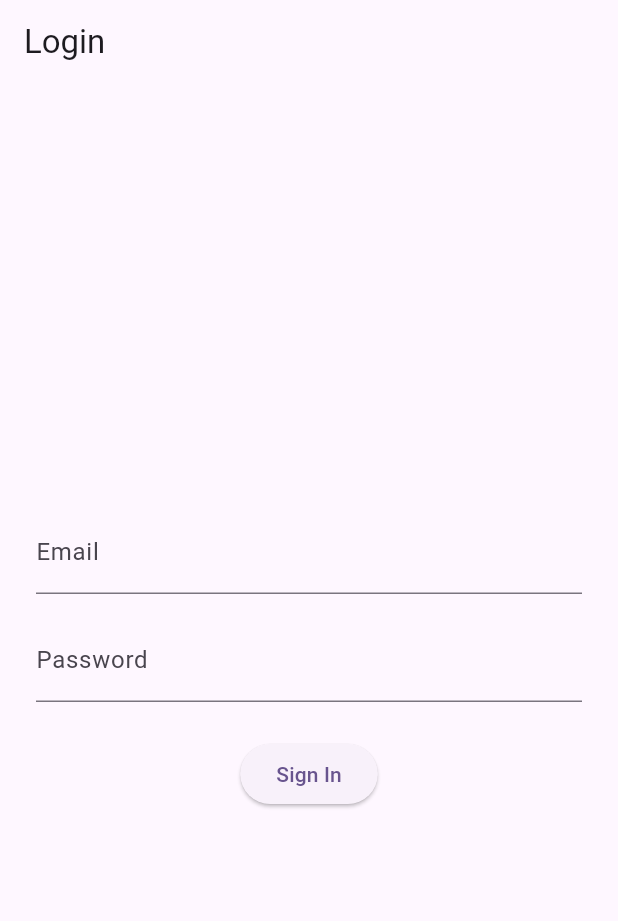
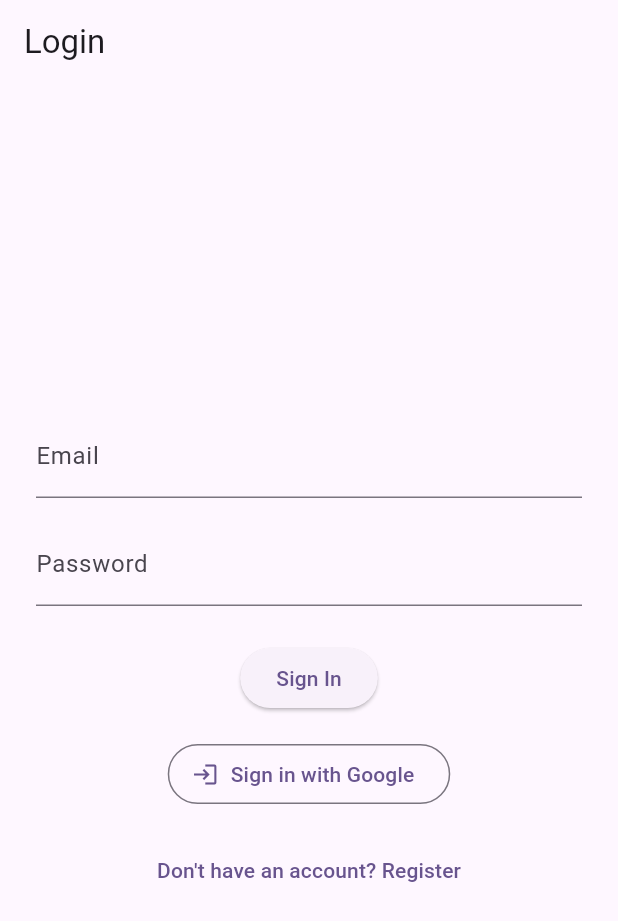
Before and after one commit to Hu-Tao128/study_medical, a Flutter app: the screen it shows after launch, on a phone screen of 412 x 824 dp. Shown: the top 921 px of the screen. Run offline on Flutter 3.47's test engine with Material 3 defaults, Android fonts, the light colour scheme and no system bars; our stand-ins replace firebase_auth, firebase_core, go_router, google_sign_in; accounts and stored records are empty.

Commit message:
Feat: Rutas nuevas de navegacion

```diff
--- a/lib/core/router/app_router.dart
+++ b/lib/core/router/app_router.dart
@@ -1,5 +1,6 @@
 import 'package:go_router/go_router.dart';
 import '../../features/auth/presentation/login_page.dart';
+import '../../features/auth/presentation/register_page.dart';
 import '../../features/auth/data/auth_service.dart';
 import '../../features/home/presentation/main_shell.dart';
 import '../../features/home/presentation/home_page.dart';
@@ -20,12 +21,13 @@ GoRouter appRouter(AuthService authService) {
     redirect: (context, state) {
       final bool isLoggedIn = authService.isAuthenticated;
       final bool isLoggingIn = state.uri.path == '/login';
+      final bool isRegistering = state.uri.path == '/register';
 
-      if (!isLoggedIn && !isLoggingIn) {
+      if (!isLoggedIn && !isLoggingIn && !isRegistering) {
         return '/login';
       }
 
-      if (isLoggedIn && isLoggingIn) {
+      if (isLoggedIn && (isLoggingIn || isRegistering)) {
         return '/home';
       }
 
@@ -33,6 +35,10 @@ GoRouter appRouter(AuthService authService) {
     },
     routes: [
       GoRoute(path: '/login', builder: (context, state) => const LoginPage()),
+      GoRoute(
+        path: '/register',
+        builder: (context, state) => const RegisterPage(),
+      ),
       StatefulShellRoute.indexedStack(
         builder: (context, state, navigationShell) {
           return MainShell(navigationShell: navigationShell);
--- a/lib/features/auth/presentation/login_page.dart
+++ b/lib/features/auth/presentation/login_page.dart
@@ -1,4 +1,5 @@
 import 'package:flutter/material.dart';
+import 'package:go_router/go_router.dart';
 import 'package:provider/provider.dart';
 import '../../auth/data/auth_service.dart';
 
@@ -72,6 +73,38 @@ class _LoginPageState extends State<LoginPage> {
               const CircularProgressIndicator()
             else
               ElevatedButton(onPressed: _login, child: const Text('Sign In')),
+            const SizedBox(height: 16),
+            OutlinedButton.icon(
+              icon: const Icon(Icons.login),
+              label: const Text('Sign in with Google'),
+              onPressed: () async {
+                setState(() {
+                  _isLoading = true;
+                });
+                try {
+                  await context.read<AuthService>().signInWithGoogle();
+                } catch (e) {
+                  if (mounted) {
+                    ScaffoldMessenger.of(context).showSnackBar(
+                      SnackBar(
+                        content: Text('Google Sign-In failed: ${e.toString()}'),
+                      ),
+                    );
+                  }
+                } finally {
+                  if (mounted) {
+                    setState(() {
+                      _isLoading = false;
+                    });
+                  }
+                }
+              },
+            ),
+            const SizedBox(height: 16),
+            TextButton(
+              onPressed: () => context.go('/register'),
+              child: const Text('Don\'t have an account? Register'),
+            ),
           ],
         ),
       ),
```
Also changed, not shown: lib/features/auth/data/auth_service.dart (+39 -0 lines), lib/features/auth/presentation/register_page.dart (added, +121 -0 lines).
